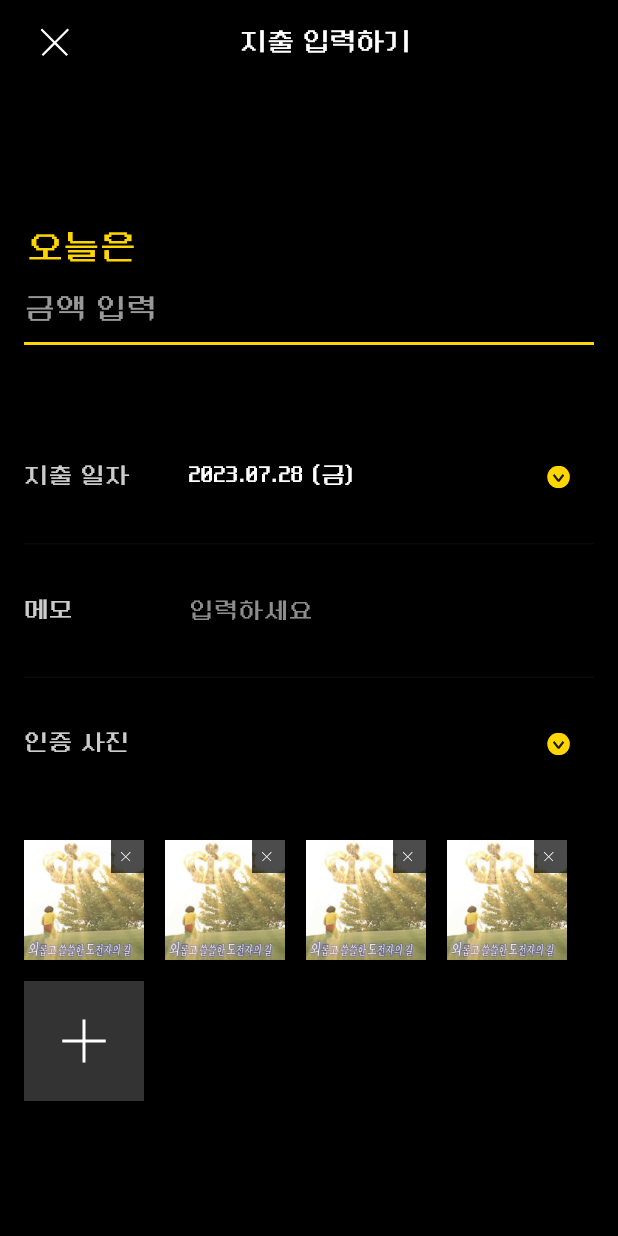
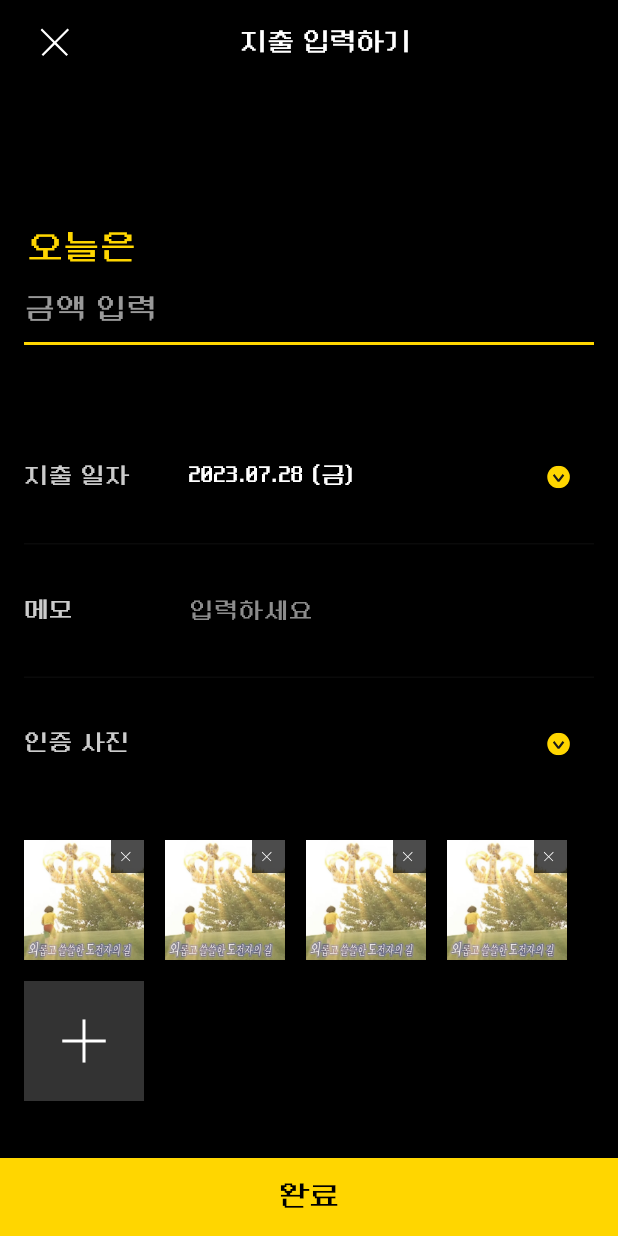
Before and after one commit to Poorlex/FE_poorlex, a Flutter app: the screen it shows after launch, on a phone screen of 412 x 824 dp. Run offline on Flutter 3.47's test engine with Material 3 defaults, Android fonts, the phone set to English and light mode, and no system bars; our stand-ins replace carousel_slider, flutter_svg, get, image_picker, sign_in_with_apple; missing offline and left inert: kakao_flutter_sdk.

Commit message:
마이페이지 퍼블리싱 진행중

```diff
--- a/lib/Screen/my_page/my_expense_input_page.dart
+++ b/lib/Screen/my_page/my_expense_input_page.dart
@@ -66,6 +66,8 @@ class _MyExpenseInputPageState extends State<MyExpenseInputPage> {
           ),
         ),
         body: SafeArea(child:
+          Column(crossAxisAlignment: CrossAxisAlignment.stretch, children: [
+            Expanded(child:
               SingleChildScrollView(child:
                 Container(padding: EdgeInsets.symmetric(vertical: 16, horizontal: 16), child:
                   Column(
@@ -155,6 +157,17 @@ class _MyExpenseInputPageState extends State<MyExpenseInputPage> {
                   )
                 )
               ),
+            ),
+            TextButton(
+              style: TextButton.styleFrom(
+                backgroundColor: Color(0xffFFD600),fixedSize: Size.fromHeight(52),
+                shape: RoundedRectangleBorder(borderRadius: BorderRadius.zero),
+              ),
+              child:
+                Text('완료', style: TextStyle(fontSize: 20, color: Colors.black),),
+              onPressed: () {}
+            )
+          ])
         )
     );
   }
```
Lines whose indentation alone changed are shown as unchanged.
